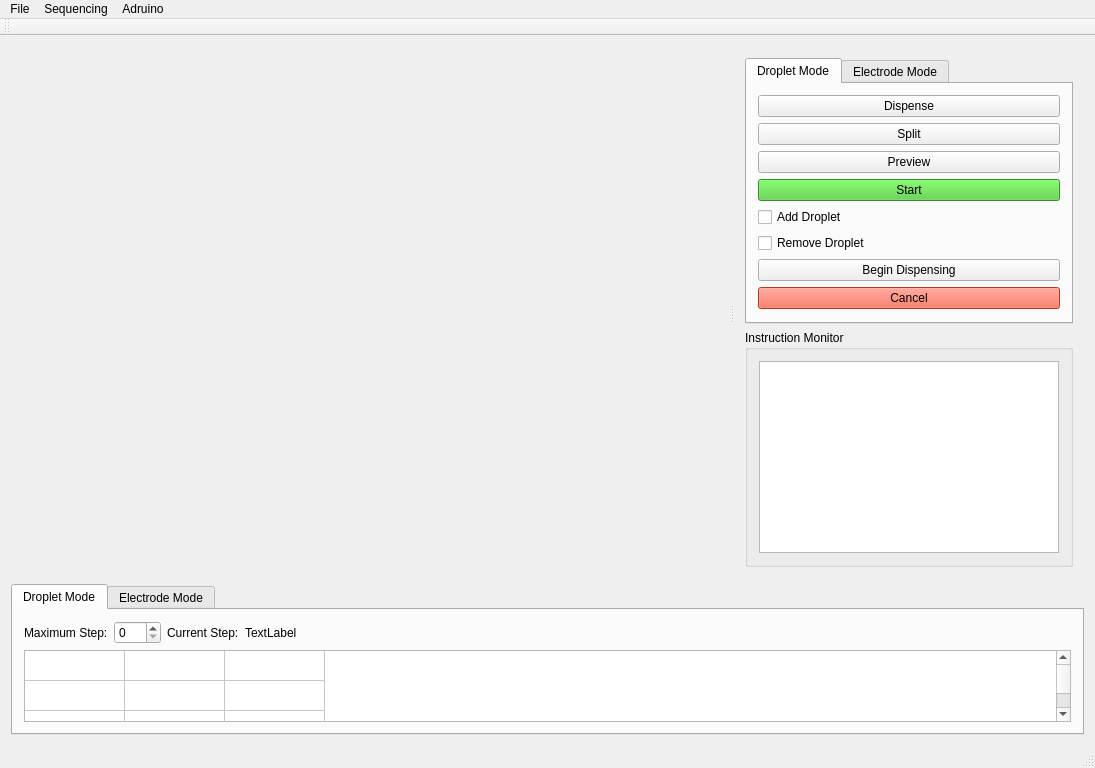
This is GUI/mainwindow.ui in abting/Digital-Microfluidics-GUI as Qt 5 draws it before an edit. The edited form follows.
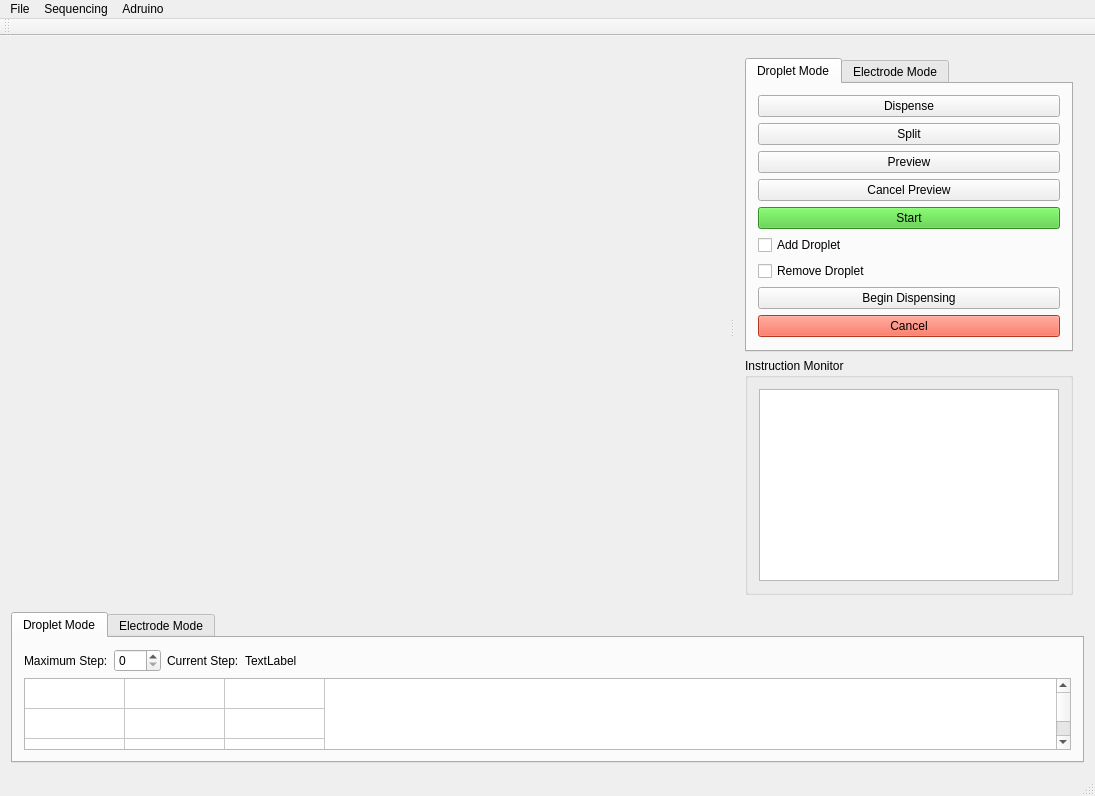
This is the edited form. The open tabs and pages were chosen to show the change.

Commit message: Fixed further bugs with MDC, added cancel preview button, cut out redundant functions, further commented

What changed in the file:
```diff
--- a/GUI/mainwindow.ui
+++ b/GUI/mainwindow.ui
@@ -99,6 +99,13 @@
               </item>
              </layout>
             </item>
+            <item>
+             <widget class="QPushButton" name="CancelPreviwButton">
+              <property name="text">
+               <string>Cancel Preview</string>
+              </property>
+             </widget>
+            </item>
             <item>
              <layout class="QHBoxLayout" name="horizontalLayout">
               <item>
```
Left out of the diff: 9 changed lines with no effect on the pictures. The commit also changes 15 other files.
